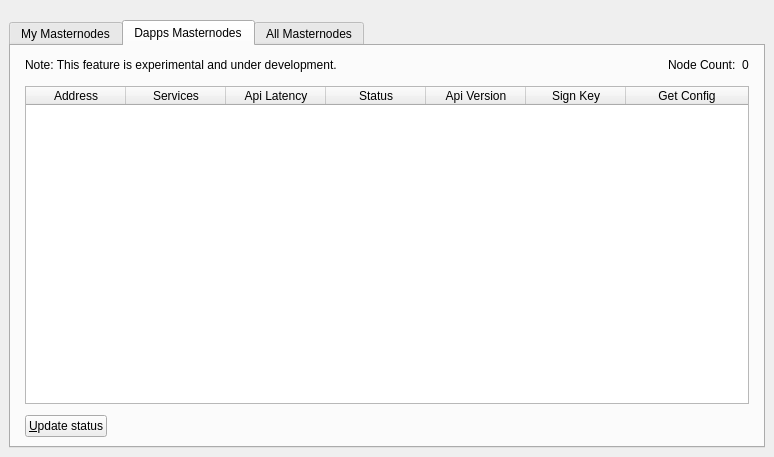
Old version of the form src/qt/forms/masternodelist.ui in the repository Velescore/Veles.
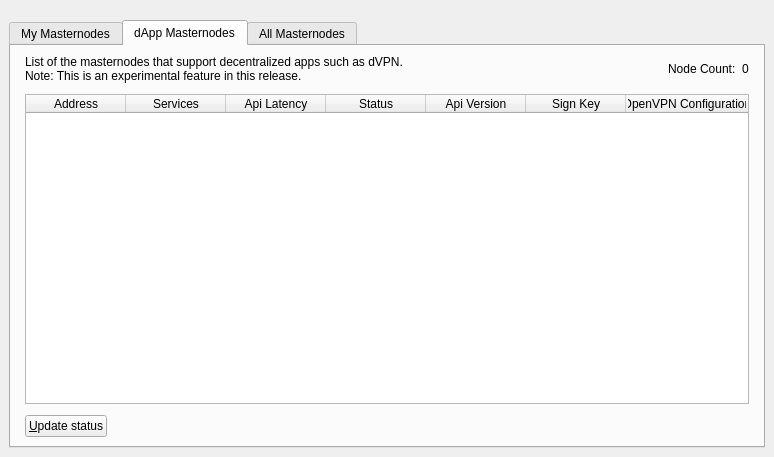
New version of the form.

Commit message: UI fixes before new minor release

Patch:
```diff
--- a/src/qt/forms/masternodelist.ui
+++ b/src/qt/forms/masternodelist.ui
@@ -289,7 +289,7 @@
           </widget>
           <widget class="QWidget" name="tabDappsMasternodes">
            <attribute name="title">
-            <string>Dapps Masternodes</string>
+            <string>dApp Masternodes</string>
            </attribute>
            <layout class="QGridLayout" name="gridLayout_3">
             <item row="0" column="2">
@@ -321,7 +321,7 @@
                 <item>
                  <widget class="QLabel" name="updateDappsNote">
                   <property name="text">
-                   <string>Note: This feature is experimental and under development.</string>
+                   <string>List of the masternodes that support decentralized apps such as dVPN.&lt;br /&gt;Note: This is an experimental feature in this release.</string>
                   </property>
                  </widget>
                 </item>
@@ -428,7 +428,7 @@
                 </column>
                 <column>
                  <property name="text">
-                  <string>Get Config</string>
+                  <string>OpenVPN Configuration</string>
                  </property>
                 </column>
                </widget>
```
The commit also changes 2 other files.
